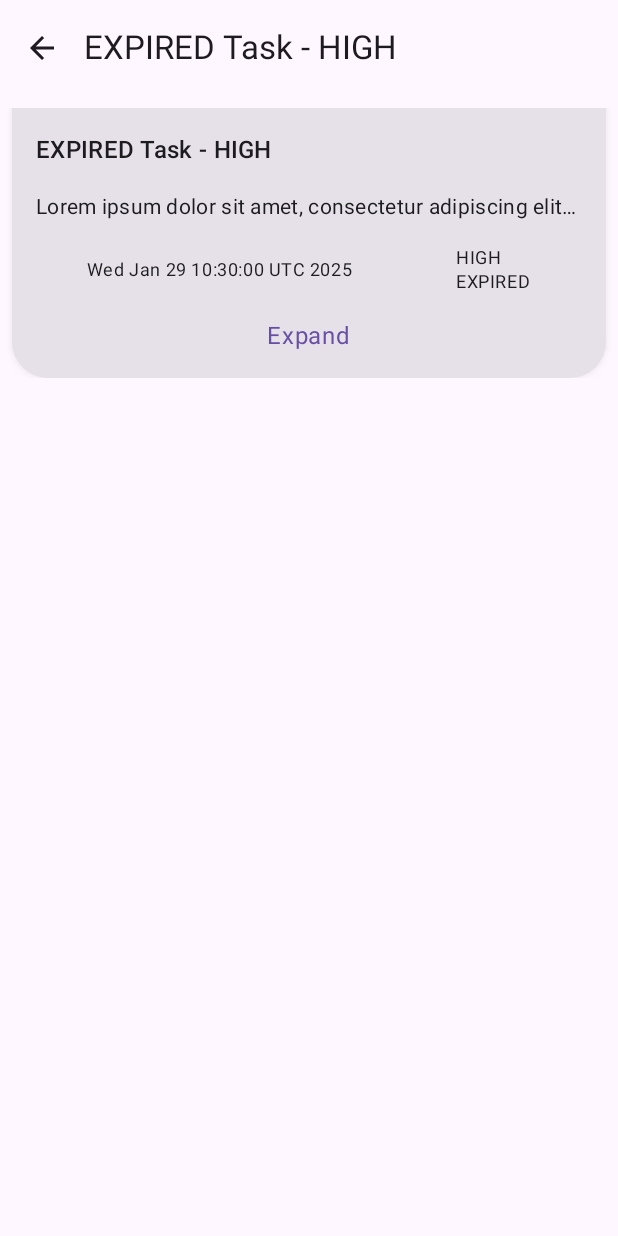
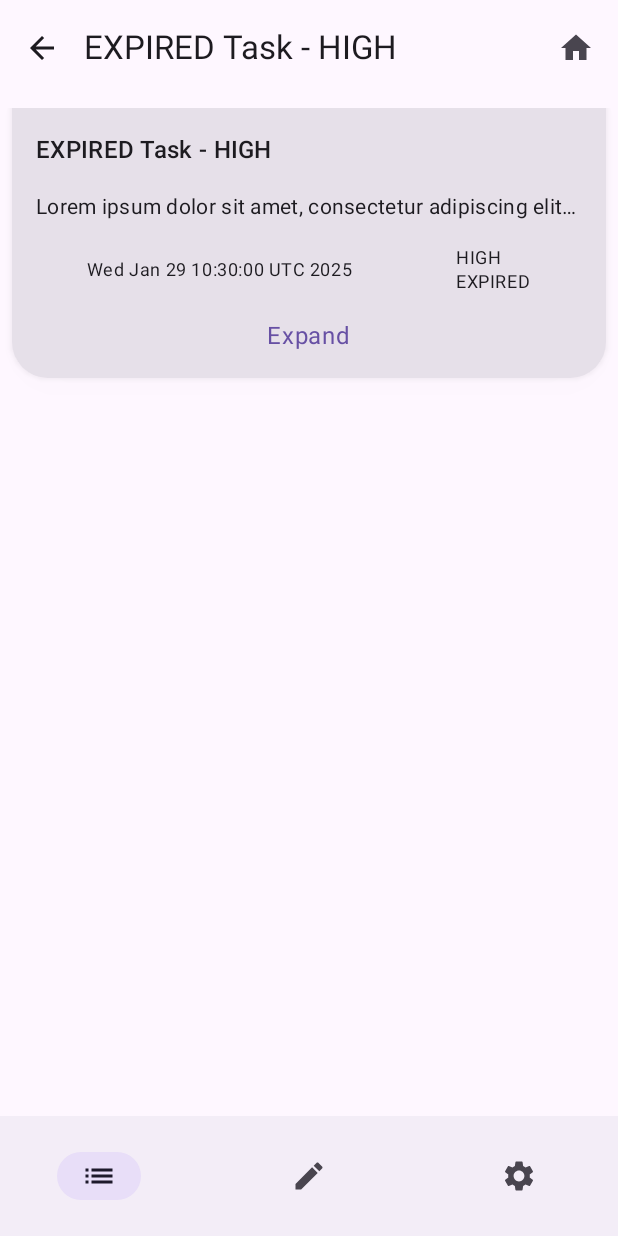
Before and after one commit to myakisheff/dealdone-Android, an Android app built with Jetpack Compose: the screen it shows after launch (MainActivity), after a tap on an icon or button, on a phone screen of 412 x 824 dp. Run offline under Robolectric (Android 15) with nearby library versions, the phone set to English and light mode, and no system bars.

Commit message:
reorganised layout and added navigation between screens

```diff
--- a/app/src/main/java/com/example/dealdone/ui/DealDoneApp.kt
+++ b/app/src/main/java/com/example/dealdone/ui/DealDoneApp.kt
@@ -1,30 +1,93 @@
 package com.example.dealdone.ui
 
 import androidx.compose.foundation.layout.fillMaxSize
-import androidx.compose.material3.MaterialTheme
-import androidx.compose.material3.Surface
+import androidx.compose.foundation.layout.padding
+import androidx.compose.material.icons.Icons
+import androidx.compose.material.icons.automirrored.filled.ArrowBack
+import androidx.compose.material.icons.automirrored.filled.List
+import androidx.compose.material.icons.filled.Create
+import androidx.compose.material.icons.filled.Home
+import androidx.compose.material.icons.filled.Settings
+import androidx.compose.material3.ExperimentalMaterial3Api
+import androidx.compose.material3.Icon
+import androidx.compose.material3.IconButton
+import androidx.compose.material3.NavigationBar
+import androidx.compose.material3.NavigationBarItem
+import androidx.compose.material3.Scaffold
+import androidx.compose.material3.Text
+import androidx.compose.material3.TopAppBar
 import androidx.compose.runtime.Composable
 import androidx.compose.runtime.collectAsState
+import androidx.compose.runtime.getValue
 import androidx.compose.ui.Modifier
+import androidx.compose.ui.res.stringResource
 import androidx.lifecycle.viewmodel.compose.viewModel
 import androidx.navigation.NavHostController
 import androidx.navigation.compose.NavHost
 import androidx.navigation.compose.composable
+import androidx.navigation.compose.currentBackStackEntryAsState
 import androidx.navigation.compose.rememberNavController
+import com.example.dealdone.R
+import com.example.dealdone.ui.component.NavigationItemContent
 import com.example.dealdone.ui.screen.task.TaskScreen
 import com.example.dealdone.ui.screen.task.TaskViewModel
 
 @Composable
 fun DealDoneApp() {
     val navController: NavHostController = rememberNavController()
+    val backStackEntry by navController.currentBackStackEntryAsState()
 
-    val viewModel : TaskViewModel = viewModel()
+    val viewModel: TaskViewModel = viewModel()
     val taskUiState = viewModel.currentTaskUiState.collectAsState().value
 
-    Surface(
+    val currentScreen = DealDoneScreen.valueOf(
+        backStackEntry?.destination?.route ?: DealDoneScreen.TASK_LIST.name
+    )
+
+    val navigationItemContentList = listOf(
+        NavigationItemContent(
+            screen = DealDoneScreen.TASK_LIST,
+            icon = Icons.AutoMirrored.Filled.List,
+            text = stringResource(R.string.task_list)
+        ),
+        NavigationItemContent(
+            screen = DealDoneScreen.TASK_CREATION,
+            icon = Icons.Filled.Create,
+            text = stringResource(R.string.create_new_task)
+        ),
+        NavigationItemContent(
+            screen = DealDoneScreen.SETTINGS,
+            icon = Icons.Default.Settings,
+            text = stringResource(R.string.settings)
+        )
+    )
+
+    val title = when(currentScreen) {
+        DealDoneScreen.TASK_LIST -> taskUiState.selectedTask?.name ?: stringResource(currentScreen.title)
+        DealDoneScreen.TASK_CREATION,
+        DealDoneScreen.SETTINGS -> stringResource(currentScreen.title)
+    }
+
+    Scaffold(
+        topBar = {
+            DealDoneTopBar(
+                title = title,
+                canNavigateBack = taskUiState.selectedTask != null && currentScreen == DealDoneScreen.TASK_LIST,
+                onBackClick = viewModel::selectPreviousTask,
+                onHomeClick = viewModel::deselectTask
+            )
+        },
+        bottomBar = {
+            DealDoneBottomBar(
+                currentScreen = currentScreen,
+                navigationItemContentList = navigationItemContentList,
+                onTabPressed = { screen: DealDoneScreen ->
+                    navController.navigate(route = screen.name)
+                }
+            )
+        },
         modifier = Modifier.fillMaxSize(),
-        color = MaterialTheme.colorScheme.background
-    ) {
+    ) { innerPadding ->
         NavHost(
             navController = navController,
             startDestination = DealDoneScreen.TASK_LIST.name
@@ -32,20 +95,78 @@ fun DealDoneApp() {
             composable(route = DealDoneScreen.TASK_LIST.name) {
                 TaskScreen(
                     taskUiState = taskUiState,
-                    onBackClick = viewModel::selectPreviousTask,
                     onTaskClick = { viewModel.selectTask(it) },
                     expandTask = viewModel::expandCurrentTask,
-                    subtasks = viewModel.getSubtasks()
+                    subtasks = viewModel.getSubtasks(),
+                    modifier = Modifier.padding(innerPadding)
                 )
             }
 
             composable(route = DealDoneScreen.TASK_CREATION.name) {
-
+                Text(text = "Create new task")
             }
 
             composable(route = DealDoneScreen.SETTINGS.name) {
-
+                Text(text = "Settings")
             }
         }
     }
 }
+
+@OptIn(ExperimentalMaterial3Api::class)
+@Composable
+fun DealDoneTopBar(
+    title: String,
+    canNavigateBack: Boolean,
+    onBackClick: () -> Unit,
+    onHomeClick: () -> Unit,
+    modifier: Modifier = Modifier
+) {
+    TopAppBar(
+        title = { Text(text = title) },
+        navigationIcon = {
+            if(canNavigateBack) {
+                IconButton(onClick = onBackClick) {
+                    Icon(
+                        imageVector = Icons.AutoMirrored.Default.ArrowBack,
+                        contentDescription = stringResource(R.string.back)
+                    )
+                }
+            }
+        },
+        actions = {
+            if(canNavigateBack) {
+                IconButton(onClick = onHomeClick) {
+                    Icon(
+                        imageVector = Icons.Filled.Home,
+                        contentDescription = stringResource(R.string.home)
+                    )
+                }
+            }
+        },
+        modifier = modifier
+    )
+}
+
+@Composable
+fun DealDoneBottomBar(
+    currentScreen: DealDoneScreen,
+    onTabPressed: ((DealDoneScreen) -> Unit),
+    navigationItemContentList: List<NavigationItemContent>,
+    modifier: Modifier = Modifier
+) {
+    NavigationBar(modifier = modifier) {
+        for(navItem in navigationItemContentList) {
+            NavigationBarItem(
+                selected = currentScreen == navItem.screen,
+                onClick = { onTabPressed(navItem.screen) },
+                icon = {
+                    Icon(
+                        imageVector = navItem.icon,
+                        contentDescription = navItem.text
+                    )
+                }
+            )
+        }
+    }
+}
--- /dev/null
+++ b/app/src/main/java/com/example/dealdone/ui/component/NavigationItemContent.kt
@@ -0,0 +1,10 @@
+package com.example.dealdone.ui.component
+
+import androidx.compose.ui.graphics.vector.ImageVector
+import com.example.dealdone.ui.DealDoneScreen
+
+data class NavigationItemContent(
+    val screen: DealDoneScreen,
+    val icon: ImageVector,
+    val text: String
+)
--- a/app/src/main/java/com/example/dealdone/ui/screen/task/TaskScreen.kt
+++ b/app/src/main/java/com/example/dealdone/ui/screen/task/TaskScreen.kt
@@ -5,23 +5,17 @@ import androidx.compose.foundation.layout.Arrangement
 import androidx.compose.foundation.layout.Column
 import androidx.compose.foundation.layout.Row
 import androidx.compose.foundation.layout.Spacer
+import androidx.compose.foundation.layout.fillMaxHeight
 import androidx.compose.foundation.layout.fillMaxWidth
 import androidx.compose.foundation.layout.height
 import androidx.compose.foundation.layout.padding
 import androidx.compose.foundation.lazy.LazyColumn
 import androidx.compose.foundation.lazy.items
 import androidx.compose.foundation.shape.RoundedCornerShape
-import androidx.compose.material.icons.Icons
-import androidx.compose.material.icons.automirrored.filled.ArrowBack
 import androidx.compose.material3.Card
 import androidx.compose.material3.CardDefaults
-import androidx.compose.material3.ExperimentalMaterial3Api
-import androidx.compose.material3.Icon
-import androidx.compose.material3.IconButton
 import androidx.compose.material3.MaterialTheme
-import androidx.compose.material3.Scaffold
 import androidx.compose.material3.Text
-import androidx.compose.material3.TopAppBar
 import androidx.compose.runtime.Composable
 import androidx.compose.ui.Alignment
 import androidx.compose.ui.Modifier
@@ -42,20 +36,12 @@ fun TaskScreen(
     subtasks: List<TaskInfo>,
     onTaskClick: (UUID) -> Unit,
     expandTask: () -> Unit,
-    onBackClick: () -> Unit,
     modifier: Modifier = Modifier
 ) {
-    Scaffold(
-        topBar = { TaskScreenTopBar(
-            taskName = taskUiState.selectedTask?.name ?: stringResource(R.string.tasks),
-            canNavigateBack = taskUiState.selectedTask != null,
-            onBackClick = onBackClick
-        ) }
-    ) { innerPadding ->
     LazyColumn(
         modifier = modifier
-                .padding(innerPadding)
             .padding(dimensionResource(R.dimen.small_padding))
+            .fillMaxHeight()
     ) {
         if(taskUiState.selectedTask != null){
             item {
@@ -76,38 +62,16 @@ fun TaskScreen(
         }
     }
 }
-}
-
-@OptIn(ExperimentalMaterial3Api::class)
-@Composable
-fun TaskScreenTopBar(
-    taskName: String,
-    canNavigateBack: Boolean,
-    onBackClick: () -> Unit
-) {
-    TopAppBar(
-        title = { Text(text = taskName)},
-        navigationIcon = {
-            if(canNavigateBack) {
-                IconButton(onClick = onBackClick) {
-                    Icon(
-                        imageVector = Icons.AutoMirrored.Default.ArrowBack,
-                        contentDescription = stringResource(R.string.back)
-                    )
-                }
-            }
-        }
-    )
-}
 
 @Composable
 fun CurrentTaskInformation(
     currentTask: TaskInfo,
     isExpanded: Boolean,
-    expandClick: () -> Unit
+    expandClick: () -> Unit,
+    modifier: Modifier = Modifier
 ) {
     Card(
-        modifier = Modifier
+        modifier = modifier
             .fillMaxWidth()
             .clickable { expandClick() },
         elevation = CardDefaults.cardElevation(
@@ -187,7 +151,6 @@ fun TaskScreenPreview() {
             taskUiState = TaskUiState(),
             expandTask = {},
             onTaskClick = {},
-            onBackClick = {},
             subtasks = TasksMock.getRandomTask(number = 7)
         )
     }
```
Lines whose indentation alone changed are shown as unchanged.
